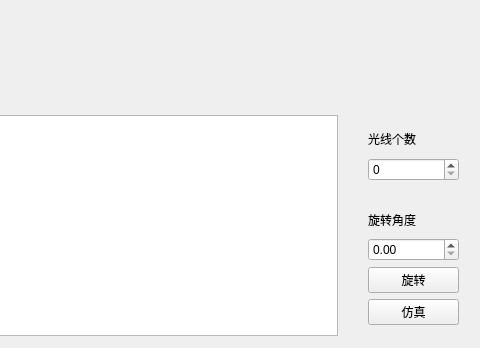
First picture: the form in main/mainwindow.ui, repository JusticeHamster/RayTracingDemo, before the edit; both pictures show x 223 to 703 and y 255 to 603 of the 703 by 603 pixel window.
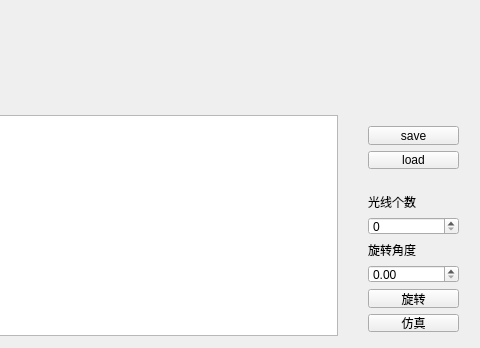
Second picture: the form after the edit. Custom widgets are drawn as their Qt base class.

What changed in the file:
```diff
--- a/main/mainwindow.ui
+++ b/main/mainwindow.ui
@@ -33,19 +33,23 @@
       <x>580</x>
       <y>370</y>
       <width>113</width>
-      <height>221</height>
+      <height>228</height>
      </rect>
     </property>
     <layout class="QVBoxLayout" name="controlPad">
      <item>
-      <widget class="QLabel" name="rayNumText">
+      <widget class="QPushButton" name="save_button">
        <property name="text">
-        <string>光线个数</string>
+        <string>save</string>
        </property>
       </widget>
      </item>
      <item>
-      <widget class="QSpinBox" name="rayNum"/>
+      <widget class="QPushButton" name="load_button">
+       <property name="text">
+        <string>load</string>
+       </property>
+      </widget>
      </item>
      <item>
       <spacer name="horizontalSpacer">
@@ -60,6 +64,16 @@
        </property>
       </spacer>
      </item>
+     <item>
+      <widget class="QLabel" name="rayNumText">
+       <property name="text">
+        <string>光线个数</string>
+       </property>
+      </widget>
+     </item>
+     <item>
+      <widget class="QSpinBox" name="rayNum"/>
+     </item>
      <item>
       <widget class="QLabel" name="rotateText">
        <property name="text">
```
